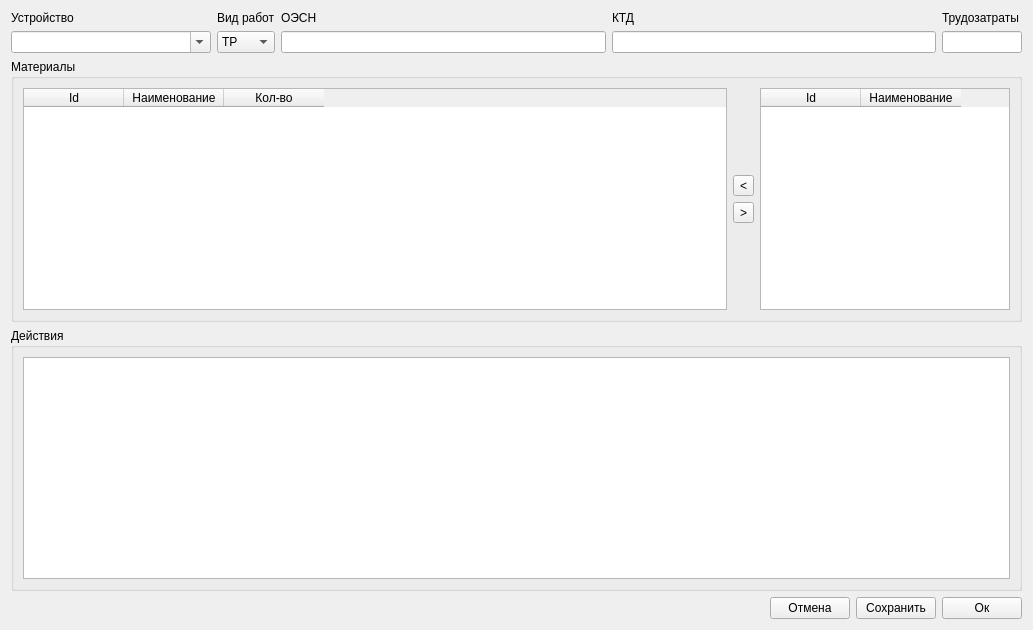
Balyaev-D-A/MFDB, file normativeform.ui: the form before one commit.
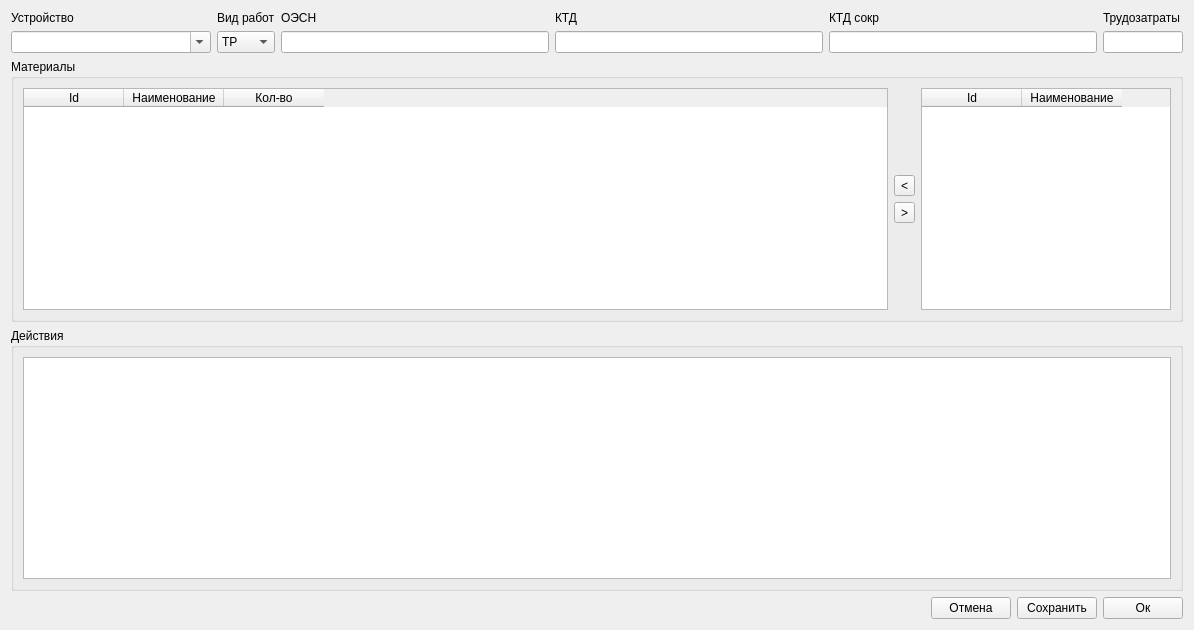
The form after the commit. Custom widgets are drawn as their Qt base class.

Patch:
```diff
--- a/normativeform.ui
+++ b/normativeform.ui
@@ -6,14 +6,14 @@
    <rect>
     <x>0</x>
     <y>0</y>
-    <width>1033</width>
+    <width>1194</width>
     <height>630</height>
    </rect>
   </property>
   <property name="windowTitle">
    <string>Нормативы</string>
   </property>
-  <layout class="QVBoxLayout" name="verticalLayout_7">
+  <layout class="QVBoxLayout" name="verticalLayout_8">
    <item>
     <layout class="QHBoxLayout" name="horizontalLayout">
      <item>
@@ -96,6 +96,20 @@
        </item>
       </layout>
      </item>
+     <item>
+      <layout class="QVBoxLayout" name="verticalLayout_7">
+       <item>
+        <widget class="QLabel" name="label_6">
+         <property name="text">
+          <string>КТД сокр</string>
+         </property>
+        </widget>
+       </item>
+       <item>
+        <widget class="QLineEdit" name="ktdShortEdit"/>
+       </item>
+      </layout>
+     </item>
      <item>
       <layout class="QVBoxLayout" name="verticalLayout_3">
        <property name="sizeConstraint">
```
